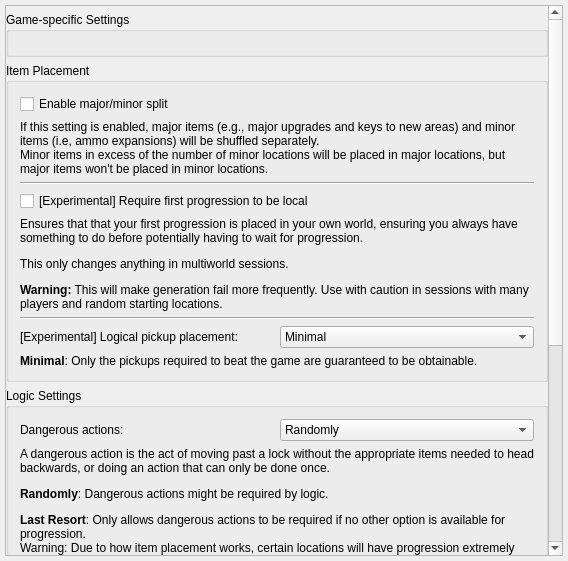
Qt form randovania/gui/ui_files/preset_generation.ui (randovania/randovania) before a commit.
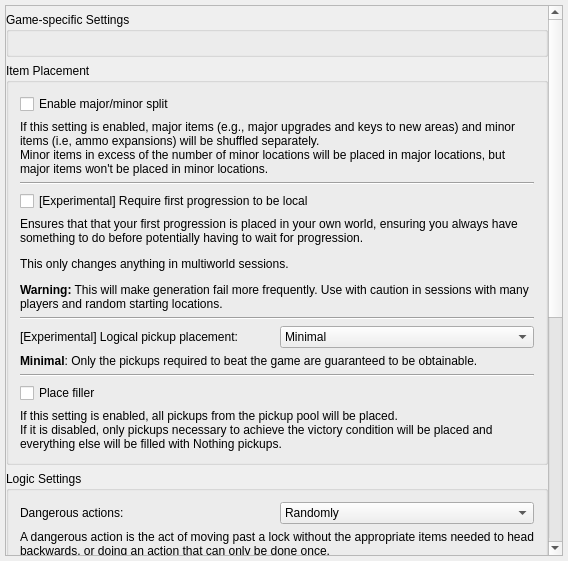
The same form after that commit.

Commit message: Generator: add option to not place filler

The edit to the form file:
```diff
--- a/randovania/gui/ui_files/preset_generation.ui
+++ b/randovania/gui/ui_files/preset_generation.ui
@@ -42,9 +42,9 @@
        <property name="geometry">
         <rect>
          <x>0</x>
-         <y>-335</y>
+         <y>0</y>
          <width>542</width>
-         <height>884</height>
+         <height>1162</height>
         </rect>
        </property>
        <layout class="QVBoxLayout" name="verticalLayout_3">
@@ -166,6 +166,31 @@
              </property>
             </widget>
            </item>
+           <item>
+            <widget class="Line" name="line">
+             <property name="orientation">
+              <enum>Qt::Orientation::Horizontal</enum>
+             </property>
+            </widget>
+           </item>
+           <item>
+            <widget class="QCheckBox" name="place_filler_check">
+             <property name="text">
+              <string>Place filler</string>
+             </property>
+            </widget>
+           </item>
+           <item>
+            <widget class="QLabel" name="place_filler_label">
+             <property name="text">
+              <string>If this setting is enabled, all pickups from the pickup pool will be placed.
+If it is disabled, only pickups necessary to achieve the victory condition will be placed and everything else will be filled with Nothing pickups.</string>
+             </property>
+             <property name="wordWrap">
+              <bool>true</bool>
+             </property>
+            </widget>
+           </item>
           </layout>
          </widget>
         </item>
```
The commit also changes 5 other files.
